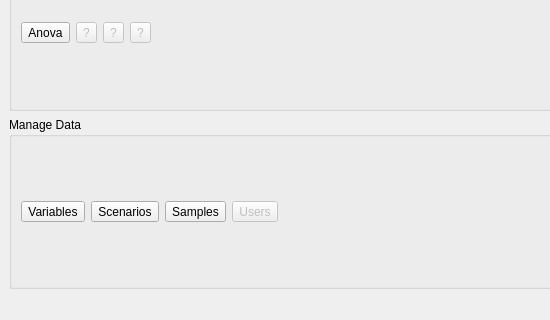
The window that braviz/interaction/qt_guis/menu2.ui (diego0020/braviz-app) describes before a commit, drawn with Qt 5; both pictures show x 0 to 550 and y 428 to 748 of the 800 by 748 pixel window.
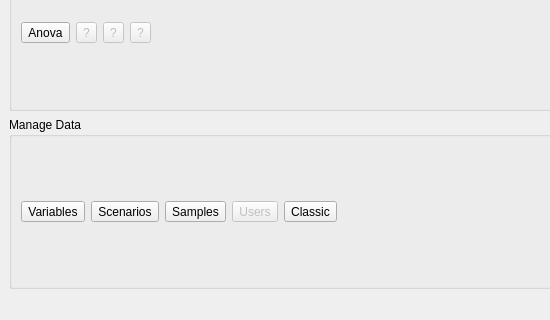
The same window after the commit. Icons and pictures are not drawn.

```diff
--- a/braviz/interaction/qt_guis/menu2.ui
+++ b/braviz/interaction/qt_guis/menu2.ui
@@ -479,6 +479,27 @@
          </property>
         </widget>
        </item>
+       <item>
+        <widget class="QToolButton" name="braviz_menu_classic">
+         <property name="text">
+          <string>Classic</string>
+         </property>
+         <property name="icon">
+          <iconset>
+           <normalon>:/icons/tcllogo.gif</normalon>
+          </iconset>
+         </property>
+         <property name="iconSize">
+          <size>
+           <width>50</width>
+           <height>30</height>
+          </size>
+         </property>
+         <property name="toolButtonStyle">
+          <enum>Qt::ToolButtonTextUnderIcon</enum>
+         </property>
+        </widget>
+       </item>
        <item>
         <spacer name="horizontalSpacer_4">
          <property name="orientation">
```
